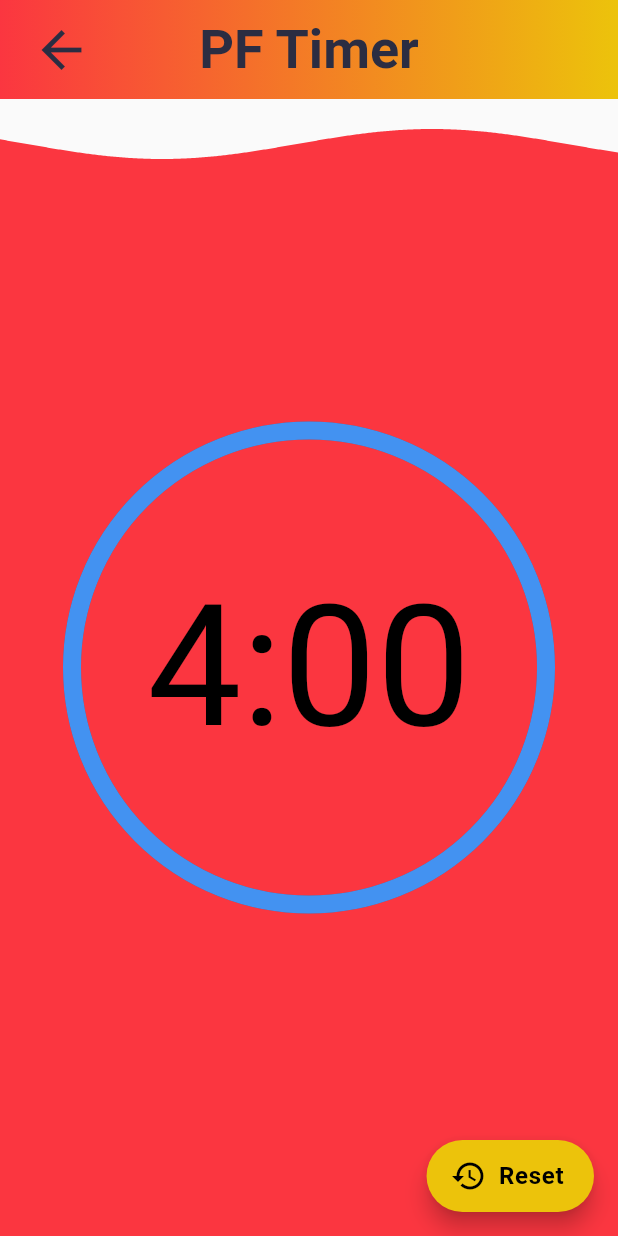
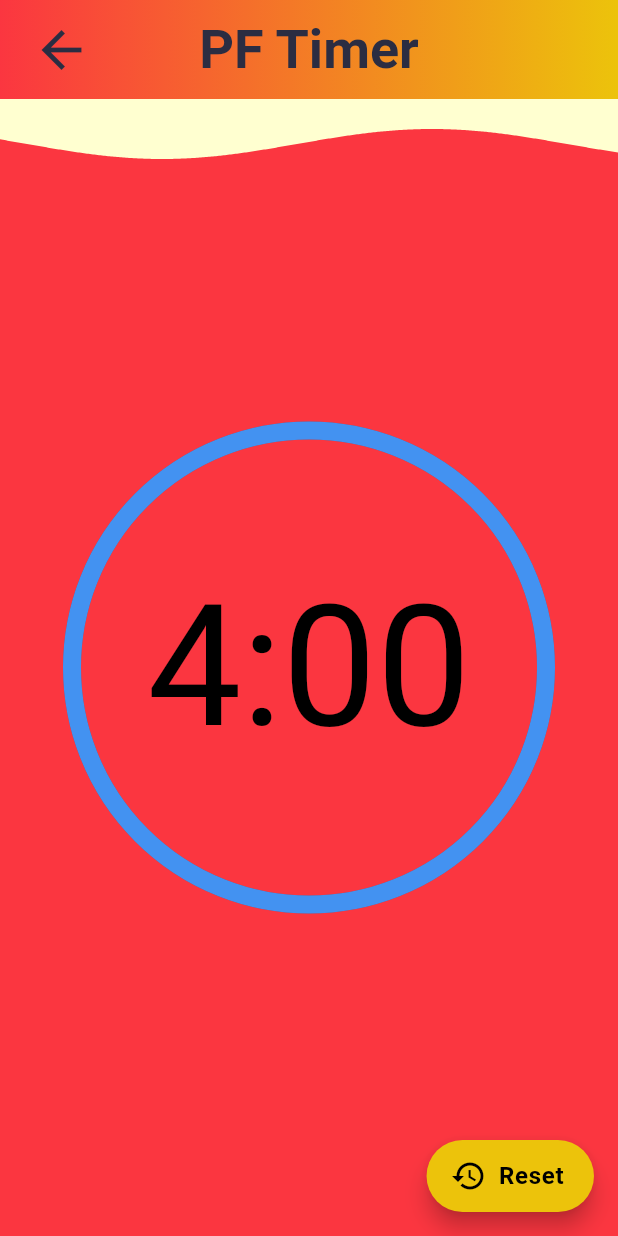
Before and after one commit to Tantan4321/pf_timer, a Flutter app: the screen it shows after launch, after a tap on "1AC", on a phone screen of 412 x 824 dp. Run offline on Flutter 3.47's test engine with Material 2 defaults, Android fonts, the phone set to English and light mode, and no system bars.

Commit message:
Timer background color

```diff
--- a/lib/configs/AppColors.dart
+++ b/lib/configs/AppColors.dart
@@ -18,6 +18,7 @@ class AppColors {
   static const Color red = Color(0xFFFA6555);
   static const Color teal = Color(0xFF4FC1A6);
   static const Color yellow = Color(0xFFF6C747);
+  static const Color cream = Color(0xFFFFFFD0);
 
   static const Color coralRed = Color(0xFFFB3640);
   static const Color mikadoYellow = Color(0xFFECC30B);
--- a/lib/ui/timer/timer.dart
+++ b/lib/ui/timer/timer.dart
@@ -48,6 +48,7 @@ class _TimerPageState extends State<TimerPage> with TickerProviderStateMixin {
     ThemeData themeData = Theme.of(context);
 
     return Scaffold(
+      backgroundColor: AppColors.cream,
       body: Column(
         children: <Widget>[
           GradientAppBar(
```
